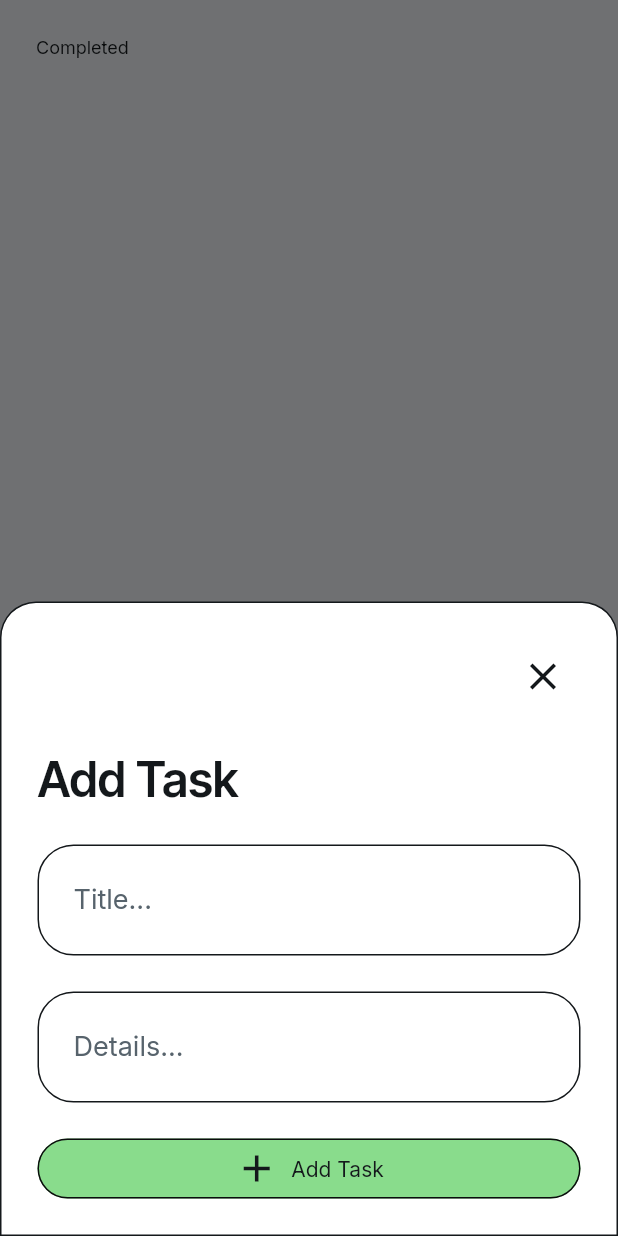
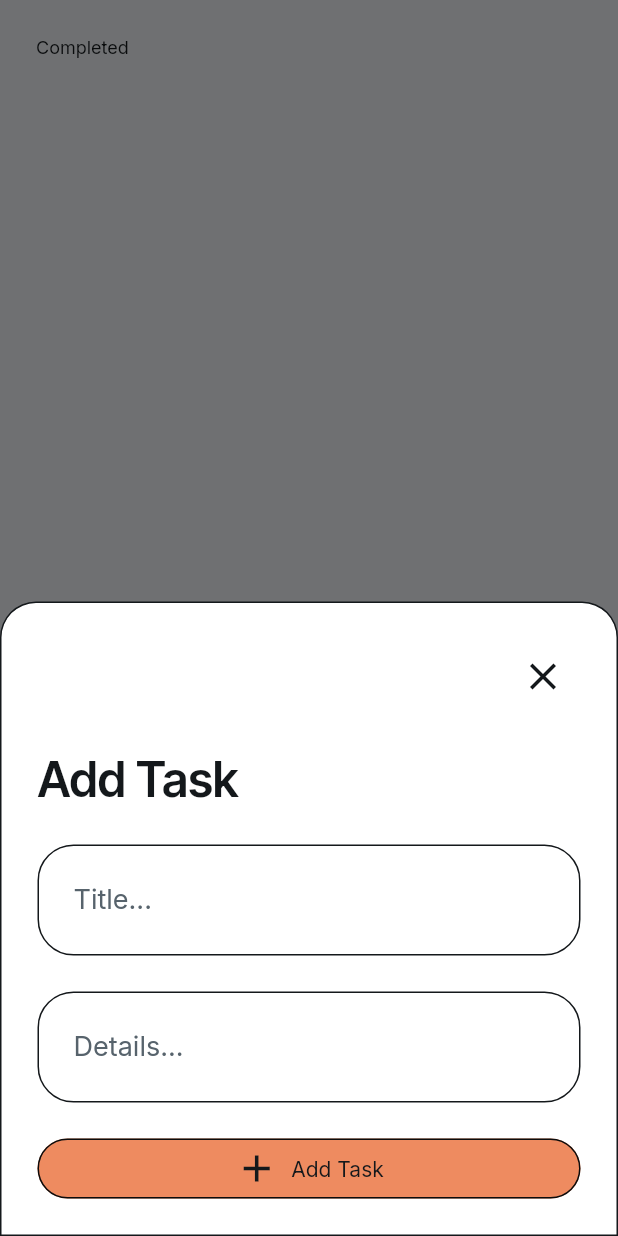
Before and after one commit to LabrieCam/TodoApp-FlutterFlow, a Flutter app: the screen it shows once a user with an empty profile is signed in, item 2 of the bottom bar chosen, after a tap on the "add" icon, on a phone screen of 412 x 824 dp. Run offline on Flutter 3.47's test engine with Material 3 defaults, Android fonts, the phone set to English and light mode, and no system bars; drawn by our look-alikes of auto_size_text; our stand-ins replace cloud_firestore, easy_debounce, file_picker, firebase_auth, firebase_core, firebase_storage and 13 more; missing offline and left inert: json_path, mime_type; accounts and stored records are empty.

Commit message:
Changed all buttons from green to red

```diff
--- a/lib/completed/completed_widget.dart
+++ b/lib/completed/completed_widget.dart
@@ -65,7 +65,7 @@ class _CompletedWidgetState extends State<CompletedWidget> {
             width: double.infinity,
             height: double.infinity,
             decoration: BoxDecoration(
-              color: FlutterFlowTheme.of(context).primary,
+              color: FlutterFlowTheme.of(context).tertiary,
               borderRadius: BorderRadius.circular(50.0),
               border: Border.all(
                 color: FlutterFlowTheme.of(context).primaryText,
--- a/lib/components/add_task_widget.dart
+++ b/lib/components/add_task_widget.dart
@@ -240,7 +240,7 @@ class _AddTaskWidgetState extends State<AddTaskWidget> {
                 height: 40.0,
                 padding: const EdgeInsetsDirectional.fromSTEB(16.0, 0.0, 16.0, 0.0),
                 iconPadding: const EdgeInsetsDirectional.fromSTEB(0.0, 0.0, 0.0, 0.0),
-                color: FlutterFlowTheme.of(context).primary,
+                color: FlutterFlowTheme.of(context).tertiary,
                 textStyle: FlutterFlowTheme.of(context).labelMedium.override(
                       fontFamily: 'Inter',
                       color: FlutterFlowTheme.of(context).primaryText,
--- a/lib/details/details_widget.dart
+++ b/lib/details/details_widget.dart
@@ -307,7 +307,7 @@ class _DetailsWidgetState extends State<DetailsWidget> {
                                 16.0, 0.0, 16.0, 0.0),
                             iconPadding: const EdgeInsetsDirectional.fromSTEB(
                                 0.0, 0.0, 0.0, 0.0),
-                            color: FlutterFlowTheme.of(context).primary,
+                            color: FlutterFlowTheme.of(context).tertiary,
                             textStyle: FlutterFlowTheme.of(context)
                                 .labelMedium
                                 .override(
--- a/lib/login/login_widget.dart
+++ b/lib/login/login_widget.dart
@@ -755,7 +755,7 @@ class _LoginWidgetState extends State<LoginWidget>
                                   16.0, 0.0, 16.0, 0.0),
                               iconPadding: const EdgeInsetsDirectional.fromSTEB(
                                   0.0, 0.0, 0.0, 0.0),
-                              color: FlutterFlowTheme.of(context).primary,
+                              color: FlutterFlowTheme.of(context).tertiary,
                               textStyle: FlutterFlowTheme.of(context)
                                   .labelMedium
                                   .override(
@@ -796,7 +796,7 @@ class _LoginWidgetState extends State<LoginWidget>
                                   16.0, 0.0, 16.0, 0.0),
                               iconPadding: const EdgeInsetsDirectional.fromSTEB(
                                   0.0, 0.0, 0.0, 0.0),
-                              color: FlutterFlowTheme.of(context).primary,
+                              color: FlutterFlowTheme.of(context).tertiary,
                               textStyle: FlutterFlowTheme.of(context)
                                   .labelMedium
                                   .override(
--- a/lib/onboarding/onboarding_widget.dart
+++ b/lib/onboarding/onboarding_widget.dart
@@ -366,7 +366,7 @@ class _OnboardingWidgetState extends State<OnboardingWidget> {
                   padding: const EdgeInsetsDirectional.fromSTEB(16.0, 0.0, 16.0, 0.0),
                   iconPadding:
                       const EdgeInsetsDirectional.fromSTEB(0.0, 0.0, 0.0, 0.0),
-                  color: FlutterFlowTheme.of(context).primary,
+                  color: FlutterFlowTheme.of(context).tertiary,
                   textStyle: FlutterFlowTheme.of(context).labelMedium.override(
                         fontFamily: 'Inter',
                         color: FlutterFlowTheme.of(context).primaryText,
--- a/lib/tasks/tasks_widget.dart
+++ b/lib/tasks/tasks_widget.dart
@@ -65,7 +65,7 @@ class _TasksWidgetState extends State<TasksWidget> {
             width: double.infinity,
             height: double.infinity,
             decoration: BoxDecoration(
-              color: FlutterFlowTheme.of(context).primary,
+              color: FlutterFlowTheme.of(context).tertiary,
               borderRadius: BorderRadius.circular(50.0),
               border: Border.all(
                 color: FlutterFlowTheme.of(context).primaryText,
```
